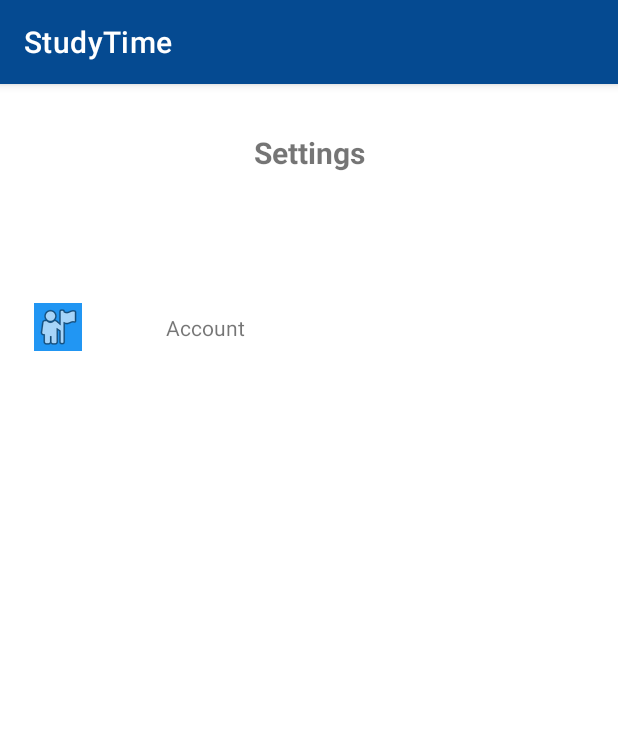
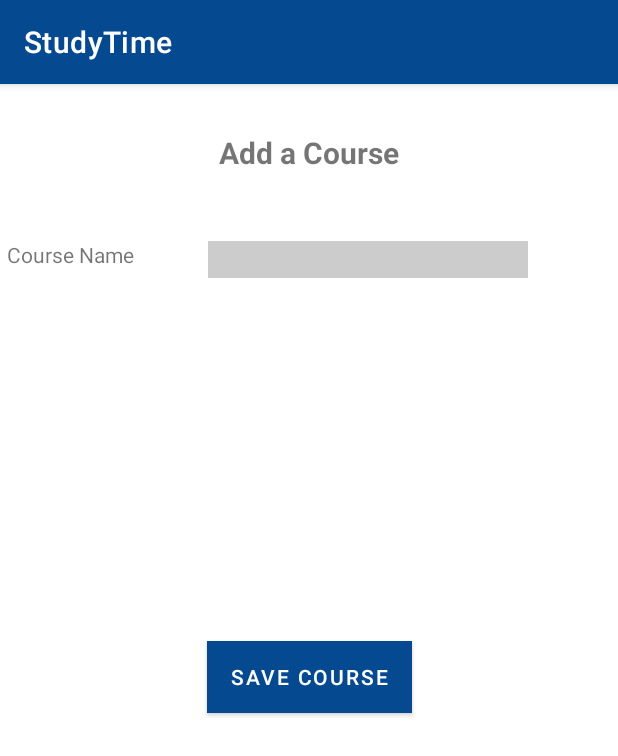
Before and after one commit to bdcrisco/StudyTime, an Android app: the fragment AddCourseFragment shown on its own in the app's theme, on a phone screen of 412 x 824 dp. Shown: the top 756 px of the screen. Run offline under Robolectric (Android 15) with nearby library versions, the phone set to English and light mode, and no system bars.

Commit message:
Added class and function comments for HomeFragment, RecyclerFragment,SessionAdapter, some for MainActivity, SessionViewHolder. Changed Settings fragment to AddCourseFragment.

```diff
--- a/app/src/main/java/com/example/StudyTime/SettingsFragment.java
+++ b/app/src/main/java/com/example/StudyTime/AddCourseFragment.java
@@ -8,14 +8,21 @@ import android.util.Log;
 import android.view.LayoutInflater;
 import android.view.View;
 import android.view.ViewGroup;
+/*AddCourseFragment
+extends Fragment
+in order to be accessed
+through our drawer fragment
+returns layout for AddCourse page
+allowing users to add a course
+to their session study time
+ */
 
 
 
-
-public class SettingsFragment extends Fragment {
+public class AddCourseFragment extends Fragment {
 
     private View rootView;
-    public SettingsFragment(){
+    public AddCourseFragment(){
         rootView = null;
     }
 
--- a/app/src/main/res/layout/settings.xml
+++ b/app/src/main/res/layout/settings.xml
@@ -2,7 +2,7 @@
 <androidx.constraintlayout.widget.ConstraintLayout xmlns:android="http://schemas.android.com/apk/res/android"
     xmlns:app="http://schemas.android.com/apk/res-auto"
     xmlns:tools="http://schemas.android.com/tools"
-    android:id="@+id/settings_view"
+    android:id="@+id/add_course_view"
     android:layout_width="match_parent"
     android:layout_height="match_parent">
 
@@ -11,40 +11,60 @@
         android:layout_width="wrap_content"
         android:layout_height="wrap_content"
         android:layout_marginTop="32dp"
-        android:text="@string/settings"
+        android:text="@string/add_course"
         android:textSize="20sp"
         android:textStyle="bold"
         app:layout_constraintEnd_toEndOf="parent"
         app:layout_constraintStart_toStartOf="parent"
         app:layout_constraintTop_toTopOf="parent" />
 
-    <ImageView
-        android:id="@+id/imageView2"
+    <TextView
+        android:id="@+id/textView"
         android:layout_width="wrap_content"
         android:layout_height="wrap_content"
-        android:layout_marginStart="22dp"
-        android:layout_marginLeft="22dp"
-        android:layout_marginTop="127dp"
-        android:layout_marginEnd="357dp"
-        android:layout_marginRight="357dp"
-        android:layout_marginBottom="572dp"
-        android:background="#2196F3"
+        android:layout_marginStart="17dp"
+        android:layout_marginLeft="17dp"
+        android:layout_marginTop="104dp"
+        android:layout_marginEnd="336dp"
+        android:layout_marginRight="336dp"
+        android:text="@string/input_label"
+        app:layout_constraintEnd_toEndOf="parent"
+        app:layout_constraintStart_toStartOf="parent"
+        app:layout_constraintTop_toTopOf="parent" />
+
+    <Button
+        android:id="@+id/button1"
+        android:layout_width="wrap_content"
+        android:layout_height="wrap_content"
+        android:layout_below="@id/textView"
+        android:layout_alignParentLeft="true"
+        android:layout_marginTop="224dp"
+        android:layout_marginBottom="331dp"
+        android:background="#0099FF"
+        android:text="@string/sub"
+        android:textColor="#FFFFFF"
         app:layout_constraintBottom_toBottomOf="parent"
         app:layout_constraintEnd_toEndOf="parent"
         app:layout_constraintStart_toStartOf="parent"
-        app:layout_constraintTop_toTopOf="parent"
-        app:srcCompat="@android:drawable/ic_menu_myplaces" />
+        app:layout_constraintTop_toBottomOf="@+id/editText1" />
 
-    <TextView
-        android:id="@+id/textView2"
+    <EditText
+        android:id="@+id/editText1"
         android:layout_width="wrap_content"
         android:layout_height="wrap_content"
-        android:layout_marginStart="56dp"
-        android:layout_marginLeft="56dp"
-        android:layout_marginTop="134dp"
-        android:layout_marginBottom="578dp"
-        android:text="@string/account"
-        app:layout_constraintBottom_toBottomOf="parent"
-        app:layout_constraintStart_toEndOf="@+id/imageView2"
-        app:layout_constraintTop_toTopOf="parent" />
+        android:layout_alignBottom="@id/settings_text"
+        android:layout_marginStart="49dp"
+        android:layout_marginLeft="49dp"
+        android:layout_marginTop="45dp"
+        android:layout_toRightOf="@id/settings_text"
+        android:background="#CCCCCC"
+        android:ems="10"
+        android:inputType="textPersonName"
+        app:layout_constraintStart_toEndOf="@+id/textView"
+        app:layout_constraintTop_toBottomOf="@+id/settings_text">
+
+        <requestFocus />
+    </EditText>
+
+
 </androidx.constraintlayout.widget.ConstraintLayout>
--- a/app/src/main/res/menu/activity_main_drawer.xml
+++ b/app/src/main/res/menu/activity_main_drawer.xml
@@ -25,10 +25,10 @@
             android:tint="@color/themeOrange"
             android:title="@string/recycler" />
         <item
-            android:id="@+id/settings_view"
+            android:id="@+id/add_course_view"
             android:icon="@drawable/ic_menu_manage"
             android:tint="@color/themeOrange"
-            android:title="@string/settings" />
+            android:title="@string/add_course" />
 
     </group>
 </menu>
--- a/app/src/main/res/navigation/mobile_navigation.xml
+++ b/app/src/main/res/navigation/mobile_navigation.xml
@@ -18,9 +18,9 @@
         tools:layout="@layout/activity_calendar" />
 
     <fragment
-        android:id="@+id/nav_settings"
-        android:name="com.example.StudyTime.SettingsFragment"
-        android:label="@string/settings"
+        android:id="@+id/nav_add_course"
+        android:name="com.example.StudyTime.AddCourseFragment"
+        android:label="@string/add_course"
         tools:layout="@layout/settings" />
 
     <fragment
--- a/app/src/main/res/values/strings.xml
+++ b/app/src/main/res/values/strings.xml
@@ -25,7 +25,7 @@
     <string name="menu_slideshow">Slideshow</string>
     <string name="calendar_view">Calendar View</string>
     <string name="add_session">Add Session</string>
-    <string name="settings">Settings</string>
+    <string name="add_course">Add a Course</string>
     <string name="account">Account</string>
 
     <string name="hello_blank_fragment">Hello blank fragment</string>
@@ -37,6 +37,9 @@
     <string name="saveStoppedTime">saveStoppedTime</string>
     <string name="saveCourse">Save Course</string>
     <string name="save_studytime">Save StudyTime</string>
+    <string name="input_label">Course Name</string>
+    <string name="empty">empty</string>
+    <string name="sub">Save Course</string>
 
 
 </resources>
```
Also changed, not shown: app/src/main/java/com/example/StudyTime/HomeFragment.java (+18 -1 lines), app/src/main/java/com/example/StudyTime/MainActivity.java (+22 -29 lines), app/src/main/java/com/example/StudyTime/RecyclerFragment.java (+6 -3 lines), app/src/main/java/com/example/StudyTime/SessionAdapter.java (+12 -0 lines), app/src/main/java/com/example/StudyTime/SessionViewHolder.java (+8 -1 lines).
